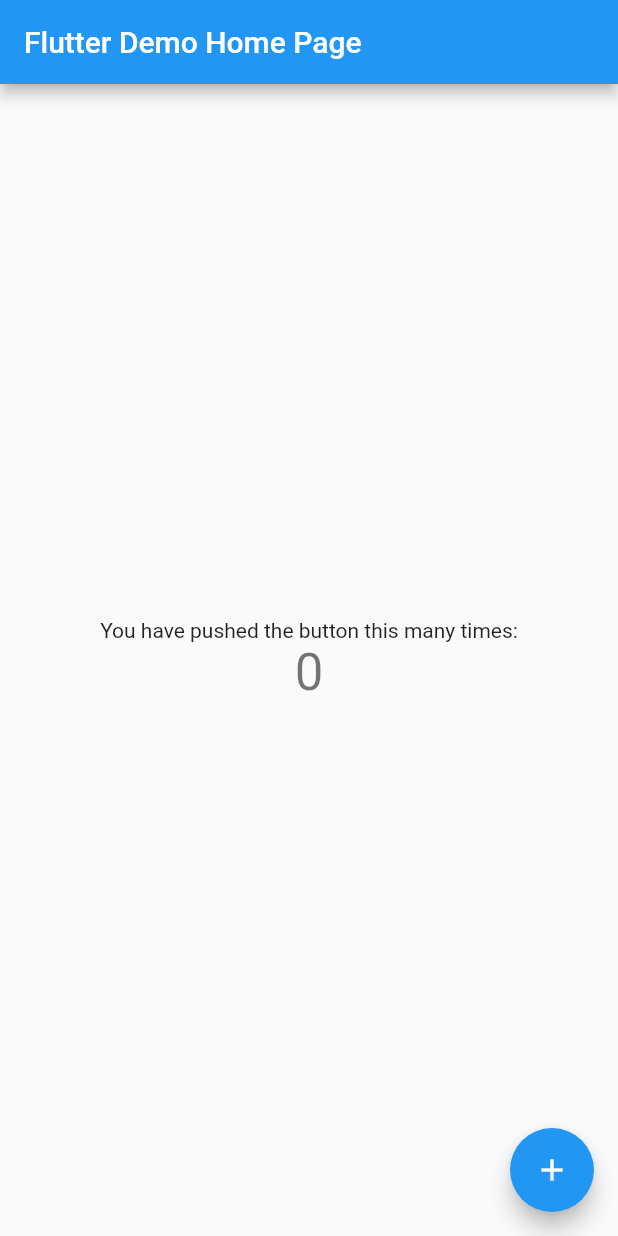
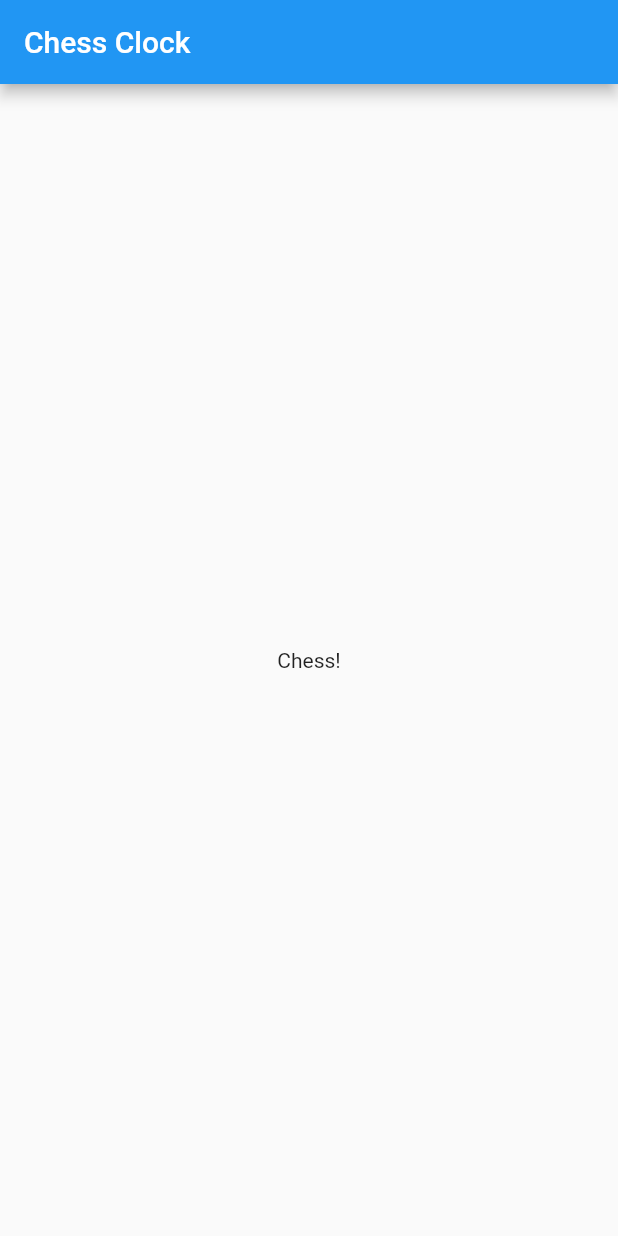
Before and after one commit to nikolajjsj/chess-clock, a Flutter app: the screen it shows after launch, on a phone screen of 412 x 824 dp. Run offline on Flutter 3.47's test engine with Material 2 defaults, Android fonts, the phone set to English and light mode, and no system bars.

Commit message:
Seperated homescreen into screens folder + added misc folder

```diff
--- a/lib/main.dart
+++ b/lib/main.dart
@@ -1,3 +1,4 @@
+import 'package:chessclock/screens/home_screen.dart';
 import 'package:flutter/material.dart';
 
 void main() {
@@ -9,109 +10,8 @@ class MyApp extends StatelessWidget {
   @override
   Widget build(BuildContext context) {
     return MaterialApp(
-      title: 'Flutter Demo',
-      theme: ThemeData(
-        // This is the theme of your application.
-        //
-        // Try running your application with "flutter run". You'll see the
-        // application has a blue toolbar. Then, without quitting the app, try
-        // changing the primarySwatch below to Colors.green and then invoke
-        // "hot reload" (press "r" in the console where you ran "flutter run",
-        // or simply save your changes to "hot reload" in a Flutter IDE).
-        // Notice that the counter didn't reset back to zero; the application
-        // is not restarted.
-        primarySwatch: Colors.blue,
-        // This makes the visual density adapt to the platform that you run
-        // the app on. For desktop platforms, the controls will be smaller and
-        // closer together (more dense) than on mobile platforms.
-        visualDensity: VisualDensity.adaptivePlatformDensity,
-      ),
-      home: MyHomePage(title: 'Flutter Demo Home Page'),
+      title: 'Chess Clock',
+      home: HomeScreen(),
     );
   }
 }
-
-class MyHomePage extends StatefulWidget {
-  MyHomePage({Key key, this.title}) : super(key: key);
-
-  // This widget is the home page of your application. It is stateful, meaning
-  // that it has a State object (defined below) that contains fields that affect
-  // how it looks.
-
-  // This class is the configuration for the state. It holds the values (in this
-  // case the title) provided by the parent (in this case the App widget) and
-  // used by the build method of the State. Fields in a Widget subclass are
-  // always marked "final".
-
-  final String title;
-
-  @override
-  _MyHomePageState createState() => _MyHomePageState();
-}
-
-class _MyHomePageState extends State<MyHomePage> {
-  int _counter = 0;
-
-  void _incrementCounter() {
-    setState(() {
-      // This call to setState tells the Flutter framework that something has
-      // changed in this State, which causes it to rerun the build method below
-      // so that the display can reflect the updated values. If we changed
-      // _counter without calling setState(), then the build method would not be
-      // called again, and so nothing would appear to happen.
-      _counter++;
-    });
-  }
-
-  @override
-  Widget build(BuildContext context) {
-    // This method is rerun every time setState is called, for instance as done
-    // by the _incrementCounter method above.
-    //
-    // The Flutter framework has been optimized to make rerunning build methods
-    // fast, so that you can just rebuild anything that needs updating rather
-    // than having to individually change instances of widgets.
-    return Scaffold(
-      appBar: AppBar(
-        // Here we take the value from the MyHomePage object that was created by
-        // the App.build method, and use it to set our appbar title.
-        title: Text(widget.title),
-      ),
-      body: Center(
-        // Center is a layout widget. It takes a single child and positions it
-        // in the middle of the parent.
-        child: Column(
-          // Column is also a layout widget. It takes a list of children and
-          // arranges them vertically. By default, it sizes itself to fit its
-          // children horizontally, and tries to be as tall as its parent.
-          //
-          // Invoke "debug painting" (press "p" in the console, choose the
-          // "Toggle Debug Paint" action from the Flutter Inspector in Android
-          // Studio, or the "Toggle Debug Paint" command in Visual Studio Code)
-          // to see the wireframe for each widget.
-          //
-          // Column has various properties to control how it sizes itself and
-          // how it positions its children. Here we use mainAxisAlignment to
-          // center the children vertically; the main axis here is the vertical
-          // axis because Columns are vertical (the cross axis would be
-          // horizontal).
-          mainAxisAlignment: MainAxisAlignment.center,
-          children: <Widget>[
-            Text(
-              'You have pushed the button this many times:',
-            ),
-            Text(
-              '$_counter',
-              style: Theme.of(context).textTheme.headline4,
-            ),
-          ],
-        ),
-      ),
-      floatingActionButton: FloatingActionButton(
-        onPressed: _incrementCounter,
-        tooltip: 'Increment',
-        child: Icon(Icons.add),
-      ), // This trailing comma makes auto-formatting nicer for build methods.
-    );
-  }
-}
--- /dev/null
+++ b/lib/screens/home_screen.dart
@@ -0,0 +1,11 @@
+import 'package:flutter/material.dart';
+
+class HomeScreen extends StatelessWidget {
+  @override
+  Widget build(BuildContext context) {
+    return Scaffold(
+      appBar: AppBar(title: Text('Chess Clock')),
+      body: Center(child: Text('Chess!')),
+    );
+  }
+}
```
